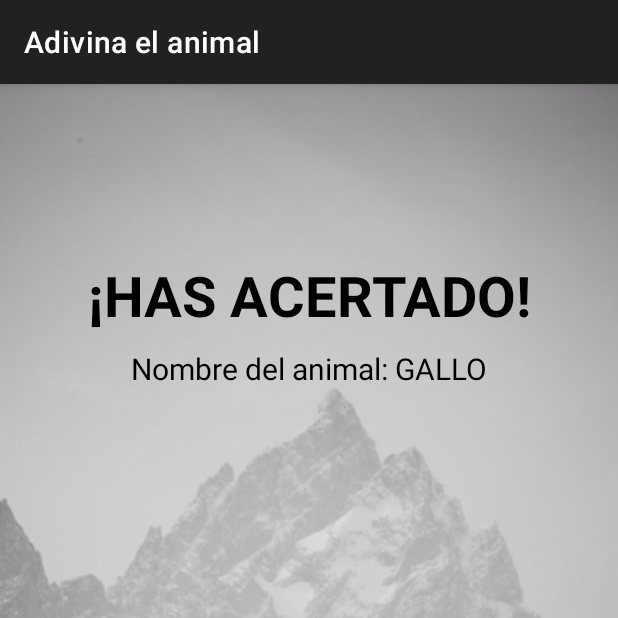
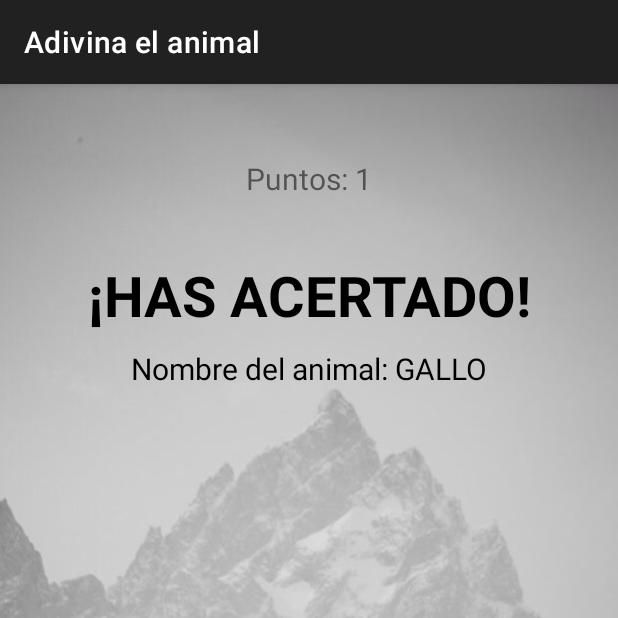
Before and after one commit to gurzelai/adivina-el-animal, an Android app: the Juego screen opened directly, with no data from a screen before it, after a tap on an icon or button, on a phone screen of 412 x 824 dp, the top half of it. Run offline under Robolectric (Android 15) with nearby library versions, the phone set to English and light mode, and no system bars; Roboto replaces fonts that are not available here.

Commit message:
puntuajes añadidos

```diff
--- a/app/src/main/java/com/gurzelai/adivinaelanimal/Acierto.java
+++ b/app/src/main/java/com/gurzelai/adivinaelanimal/Acierto.java
@@ -16,13 +16,17 @@ public class Acierto extends AppCompatActivity {
     GifImageView gifImageView;
     MediaPlayer mp;
     Button atras;
+    TextView puntos;
 
     @Override
     protected void onCreate(Bundle savedInstanceState) {
         super.onCreate(savedInstanceState);
         setContentView(R.layout.activity_acierto);
 
+        int puntosActuales = getIntent().getIntExtra("puntos",0);
         String nombreDelAnimal = getIntent().getStringExtra("nombre del animal");
+        puntos = findViewById(R.id.puntos);
+        puntos.setText(puntos.getText().toString()+puntosActuales);
         TextView respuesta = findViewById(R.id.tvRespuesta);
         respuesta.setText(respuesta.getText().toString()+(nombreDelAnimal.toUpperCase()));
         gifImageView = findViewById(R.id.gif);
--- a/app/src/main/java/com/gurzelai/adivinaelanimal/Juego.java
+++ b/app/src/main/java/com/gurzelai/adivinaelanimal/Juego.java
@@ -11,6 +11,7 @@ import android.os.Bundle;
 import android.util.Log;
 import android.widget.ArrayAdapter;
 import android.widget.ImageButton;
+import android.widget.Toast;
 
 import com.google.android.material.floatingactionbutton.FloatingActionButton;
 import com.google.firebase.analytics.FirebaseAnalytics;
@@ -28,6 +29,7 @@ public class Juego extends AppCompatActivity {
     String correcto;
     List<String> animalesSelect;
     FloatingActionButton boton;
+    int puntos;
 
     @Override
     protected void onCreate(Bundle savedInstanceState) {
@@ -35,9 +37,13 @@ public class Juego extends AppCompatActivity {
         setContentView(R.layout.activity_juego);
 
         getSupportActionBar().setTitle("Adivina el animal");
-
+        if (getIntent().getExtras()!=null) {
+            puntos = getIntent().getExtras().getInt("puntos", 0);
+        } else {
+            puntos = 0;
+        }
         uno = findViewById(R.id.imagen1);
-        dos =  findViewById(R.id.imagen2);
+        dos = findViewById(R.id.imagen2);
         tres = findViewById(R.id.imagen3);
         cuatro = findViewById(R.id.imagen4);
         boton = findViewById(R.id.boton);
@@ -68,7 +74,8 @@ public class Juego extends AppCompatActivity {
             analytics.logEvent("c", bundle);
             Intent intent = new Intent(getApplicationContext(), Acierto.class);
             intent.putExtra("nombre del animal", s);
-            startActivityForResult(intent, 1);
+            intent.putExtra("puntos", ++puntos);
+            startActivityForResult(intent, 0);
         }
     }
 
@@ -89,11 +96,16 @@ public class Juego extends AppCompatActivity {
             }
         }
 
-        uno.setImageResource(getResources().getIdentifier(animalesSelect.get(0), "drawable", getPackageName()));
-        dos.setImageResource(getResources().getIdentifier(animalesSelect.get(1), "drawable", getPackageName()));
-        tres.setImageResource(getResources().getIdentifier(animalesSelect.get(2), "drawable", getPackageName()));
-        cuatro.setImageResource(getResources().getIdentifier(animalesSelect.get(3), "drawable", getPackageName()));
-        sonido(correcto = animalesSelect.get(generador.nextInt(4 - 1))); //aqui ponemos sonido y guardamos cuál es el correecto
+        try {
+            uno.setImageResource(getResources().getIdentifier(animalesSelect.get(0), "drawable", getPackageName()));
+            dos.setImageResource(getResources().getIdentifier(animalesSelect.get(1), "drawable", getPackageName()));
+            tres.setImageResource(getResources().getIdentifier(animalesSelect.get(2), "drawable", getPackageName()));
+            cuatro.setImageResource(getResources().getIdentifier(animalesSelect.get(3), "drawable", getPackageName()));
+            sonido(correcto = animalesSelect.get(generador.nextInt(4 - 1))); //aqui ponemos sonido y guardamos cuál es el correecto
+        } catch (Exception e) {
+            e.printStackTrace();
+            Toast.makeText(getApplicationContext(), correcto, Toast.LENGTH_LONG).show();
+        }
     }
 
     private void sonido(String s) {
@@ -105,7 +117,9 @@ public class Juego extends AppCompatActivity {
     protected void onActivityResult(int requestCode, int resultCode, @Nullable Intent data) {
         super.onActivityResult(requestCode, resultCode, data);
         Intent intent = new Intent(getApplicationContext(), Juego.class);
+        intent.putExtra("puntos", puntos);
         startActivity(intent);
         finish();
     }
+
 }
--- a/app/src/main/res/layout/activity_acierto.xml
+++ b/app/src/main/res/layout/activity_acierto.xml
@@ -21,6 +21,21 @@
         app:layout_constraintStart_toStartOf="parent"
         app:layout_constraintTop_toBottomOf="@+id/tvRespuesta" />
 
+    <LinearLayout
+        android:layout_width="wrap_content"
+        android:layout_height="wrap_content"
+        app:layout_constraintBottom_toTopOf="@+id/textView"
+        app:layout_constraintEnd_toEndOf="parent"
+        app:layout_constraintStart_toStartOf="parent"
+        app:layout_constraintTop_toTopOf="parent">
+
+        <TextView
+            android:id="@+id/puntos"
+            android:layout_width="wrap_content"
+            android:layout_height="wrap_content"
+            android:text="Puntos: "
+            android:textSize="20sp"/>
+    </LinearLayout>
     <TextView
         android:id="@+id/textView"
         android:layout_width="wrap_content"
```
